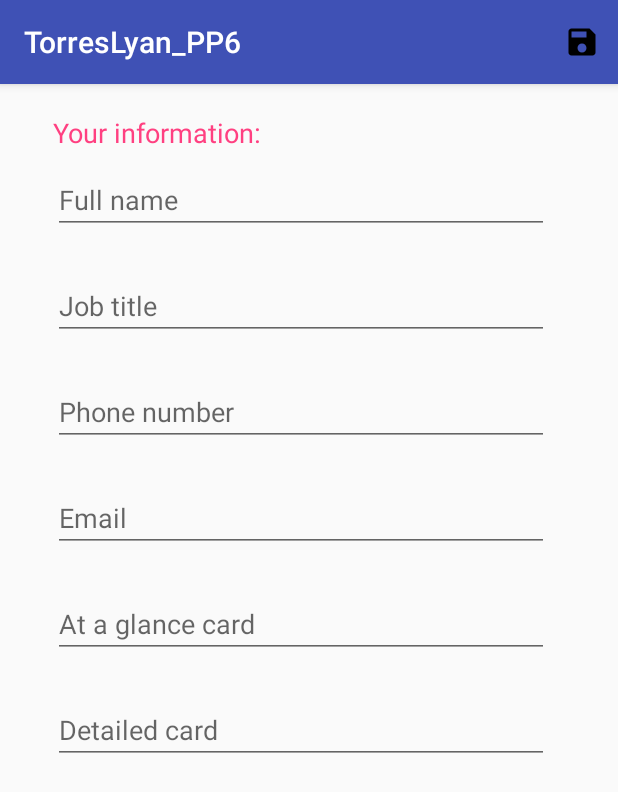
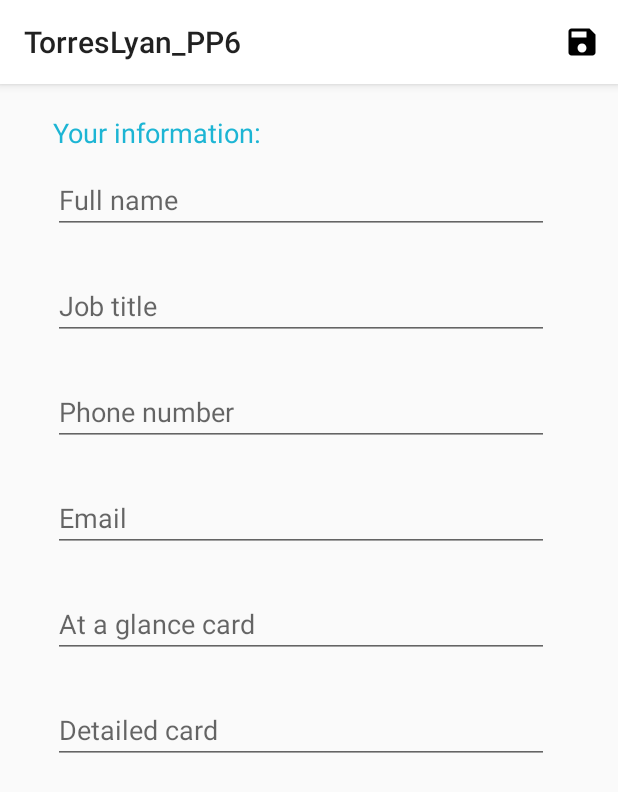
Before and after one commit to LyanTorres/NFCBusinessCards, an Android app: the ProfilePreviewFragment screen opened directly, with no data from a screen before it, after a tap on "Edit", on a phone screen of 412 x 824 dp. Shown: the top 792 px of the screen. Run offline under Robolectric (Android 15) with nearby library versions, the light colour scheme and no system bars; our stand-ins replace Firebase (no records; nobody signed in at launch, a user with empty details on screens opened directly).

Commit message:
started updating UI to make it more unique to this app. Also FIXED the editing profile screen so that it actually shows what they are typing in the edit texts towards the bottom of the screen

```diff
--- a/TorresLyan_PP6/app/src/main/AndroidManifest.xml
+++ b/TorresLyan_PP6/app/src/main/AndroidManifest.xml
@@ -8,7 +8,7 @@
 
     <application
         android:allowBackup="true"
-        android:icon="@mipmap/ic_launcher"
+        android:icon="@drawable/app_logo"
         android:label="@string/app_name"
         android:roundIcon="@mipmap/ic_launcher_round"
         android:supportsRtl="true"
--- a/TorresLyan_PP6/app/src/main/res/drawable/ic_delete_white_24dp.xml
+++ b/TorresLyan_PP6/app/src/main/res/drawable/ic_delete_black_24dp.xml
@@ -4,6 +4,6 @@
         android:viewportWidth="24.0"
         android:viewportHeight="24.0">
     <path
-        android:fillColor="#ffffff"
+        android:fillColor="#000000"
         android:pathData="M6,19c0,1.1 0.9,2 2,2h8c1.1,0 2,-0.9 2,-2V7H6v12zM19,4h-3.5l-1,-1h-5l-1,1H5v2h14V4z"/>
 </vector>
--- a/TorresLyan_PP6/app/src/main/res/drawable/ic_edit_white_24dp.xml
+++ b/TorresLyan_PP6/app/src/main/res/drawable/ic_edit_black_24dp.xml
@@ -4,6 +4,6 @@
         android:viewportWidth="24.0"
         android:viewportHeight="24.0">
     <path
-        android:fillColor="#ffffff"
+        android:fillColor="#000000"
         android:pathData="M3,17.25V21h3.75L17.81,9.94l-3.75,-3.75L3,17.25zM20.71,7.04c0.39,-0.39 0.39,-1.02 0,-1.41l-2.34,-2.34c-0.39,-0.39 -1.02,-0.39 -1.41,0l-1.83,1.83 3.75,3.75 1.83,-1.83z"/>
 </vector>
--- a/TorresLyan_PP6/app/src/main/res/drawable/ic_person_white_24dp.xml
+++ b/TorresLyan_PP6/app/src/main/res/drawable/ic_person_black_24dp.xml
@@ -4,6 +4,6 @@
         android:viewportWidth="24.0"
         android:viewportHeight="24.0">
     <path
-        android:fillColor="#ffffff"
+        android:fillColor="#000000"
         android:pathData="M12,12c2.21,0 4,-1.79 4,-4s-1.79,-4 -4,-4 -4,1.79 -4,4 1.79,4 4,4zM12,14c-2.67,0 -8,1.34 -8,4v2h16v-2c0,-2.66 -5.33,-4 -8,-4z"/>
 </vector>
--- a/TorresLyan_PP6/app/src/main/res/layout/activity_main.xml
+++ b/TorresLyan_PP6/app/src/main/res/layout/activity_main.xml
@@ -5,7 +5,6 @@
     android:layout_width="match_parent"
     android:layout_height="match_parent"
     tools:context="com.example.lyantorres.torreslyan_pp6.MainActivity">
-
 
     <FrameLayout
         android:id="@+id/main_frame"
--- a/TorresLyan_PP6/app/src/main/res/layout/fragment_edit_profile.xml
+++ b/TorresLyan_PP6/app/src/main/res/layout/fragment_edit_profile.xml
@@ -7,9 +7,17 @@
     tools:context="com.example.lyantorres.torreslyan_pp6.fragments.EditProfileFragment">
 
 
-    <LinearLayout
+    <ScrollView
         android:layout_width="0dp"
         android:layout_height="0dp"
+        app:layout_constraintBottom_toBottomOf="parent"
+        app:layout_constraintEnd_toEndOf="parent"
+        app:layout_constraintStart_toStartOf="parent"
+        app:layout_constraintTop_toTopOf="parent">
+
+        <LinearLayout
+            android:layout_width="match_parent"
+            android:layout_height="match_parent"
             android:orientation="vertical"
             app:layout_constraintBottom_toBottomOf="parent"
             app:layout_constraintEnd_toEndOf="parent"
@@ -19,14 +27,14 @@
             <TextView
                 android:layout_width="match_parent"
                 android:layout_height="wrap_content"
+                android:layout_marginLeft="35dp"
+                android:layout_marginRight="35dp"
+                android:layout_marginTop="20dp"
                 android:text="@string/your_information"
                 android:textColor="@color/colorAccent"
                 android:textSize="18sp"
                 tools:layout_editor_absoluteX="124dp"
-            tools:layout_editor_absoluteY="99dp"
-            android:layout_marginLeft="35dp"
-            android:layout_marginRight="35dp"
-            android:layout_marginTop="20dp"/>
+                tools:layout_editor_absoluteY="99dp" />
 
             <Space
                 android:layout_width="match_parent"
@@ -222,4 +230,5 @@
             </LinearLayout>
 
         </LinearLayout>
+    </ScrollView>
 </android.support.constraint.ConstraintLayout>
--- a/TorresLyan_PP6/app/src/main/res/menu/edit_profile_menu.xml
+++ b/TorresLyan_PP6/app/src/main/res/menu/edit_profile_menu.xml
@@ -12,7 +12,7 @@
         android:title="@string/edit"
         android:id="@+id/edit_profile"
         app:showAsAction="always"
-        android:icon="@drawable/ic_edit_white_24dp">
+        android:icon="@drawable/ic_edit_black_24dp">
     </item>
 
 
--- a/TorresLyan_PP6/app/src/main/res/menu/home_screen_menu.xml
+++ b/TorresLyan_PP6/app/src/main/res/menu/home_screen_menu.xml
@@ -6,7 +6,7 @@
     android:title="@string/profile"
     android:id="@+id/homescreen_profile"
     app:showAsAction="always"
-    android:icon="@drawable/ic_person_white_24dp">
+    android:icon="@drawable/ic_person_black_24dp">
 </item>
 
 </menu>
--- a/TorresLyan_PP6/app/src/main/res/menu/save_profile.xml
+++ b/TorresLyan_PP6/app/src/main/res/menu/save_profile.xml
@@ -4,7 +4,7 @@
 
     <item android:title="@string/save"
         android:id="@+id/save_profile"
-        android:icon="@drawable/ic_save_white_24dp"
+        android:icon="@drawable/ic_save_black_24dp"
         app:showAsAction="always">
 
     </item>
--- a/TorresLyan_PP6/app/src/main/res/mipmap-anydpi-v26/ic_launcher.xml
+++ b/TorresLyan_PP6/app/src/main/res/mipmap-anydpi-v26/ic_launcher.xml
@@ -1,5 +1,4 @@
 <?xml version="1.0" encoding="utf-8"?>
 <adaptive-icon xmlns:android="http://schemas.android.com/apk/res/android">
-    <background android:drawable="@drawable/ic_launcher_background" />
-    <foreground android:drawable="@drawable/ic_launcher_foreground" />
+
 </adaptive-icon>
--- a/TorresLyan_PP6/app/src/main/res/values/colors.xml
+++ b/TorresLyan_PP6/app/src/main/res/values/colors.xml
@@ -1,8 +1,9 @@
 <?xml version="1.0" encoding="utf-8"?>
 <resources>
-    <color name="colorPrimary">#3F51B5</color>
-    <color name="colorPrimaryDark">#303F9F</color>
-    <color name="colorAccent">#FF4081</color>
+    <color name="colorPrimary">#ffffff</color>
+    <color name="colorPrimaryDark">#cfcfcf</color>
+    <color name="colorAccent">#1db5d4</color>
+
     <color name="green">#19a12b</color>
     <color name="red">#bf1c27</color>
 </resources>
--- a/TorresLyan_PP6/app/src/main/res/values/strings.xml
+++ b/TorresLyan_PP6/app/src/main/res/values/strings.xml
@@ -1,14 +1,15 @@
 <resources>
     <string name="app_name">TorresLyan_PP6</string>
+
+    <!-- SIGN IN/ SIGN UP -->
     <string name="email_hint">Email</string>
     <string name="password_hint">Password</string>
     <string name="sign_in">Sign in</string>
     <string name="sign_up">Don\'t have an account? Sign up!</string>
-
-    <!-- TODO: Remove or change this placeholder text -->
-    <string name="hello_blank_fragment">Hello blank fragment</string>
     <string name="sign_up_btn">Sign up</string>
     <string name="continue_btn">Continue</string>
+
+    <!-- PROFILE -->
     <string name="full_name">Full name</string>
     <string name="job_title">Job title</string>
     <string name="your_information">Your information:</string>
--- a/TorresLyan_PP6/app/src/main/res/values/styles.xml
+++ b/TorresLyan_PP6/app/src/main/res/values/styles.xml
@@ -1,11 +1,11 @@
 <resources>
 
     <!-- Base application theme. -->
-    <style name="AppTheme" parent="Theme.AppCompat.Light.DarkActionBar">
-        <!-- Customize your theme here. -->
+    <style name="AppTheme" parent="Theme.AppCompat.Light">
         <item name="colorPrimary">@color/colorPrimary</item>
         <item name="colorPrimaryDark">@color/colorPrimaryDark</item>
         <item name="colorAccent">@color/colorAccent</item>
+        <item name="android:statusBarColor">@color/colorPrimaryDark</item>
     </style>
 
 </resources>
```
Also changed, not shown: TorresLyan_PP6/app/src/main/res/drawable/app_logo.png (added), TorresLyan_PP6/app/src/main/res/drawable/ic_save_black_24dp.xml (renamed from TorresLyan_PP6/app/src/main/res/drawable/ic_save_white_24dp.xml). Lines whose indentation alone changed are shown as unchanged.
